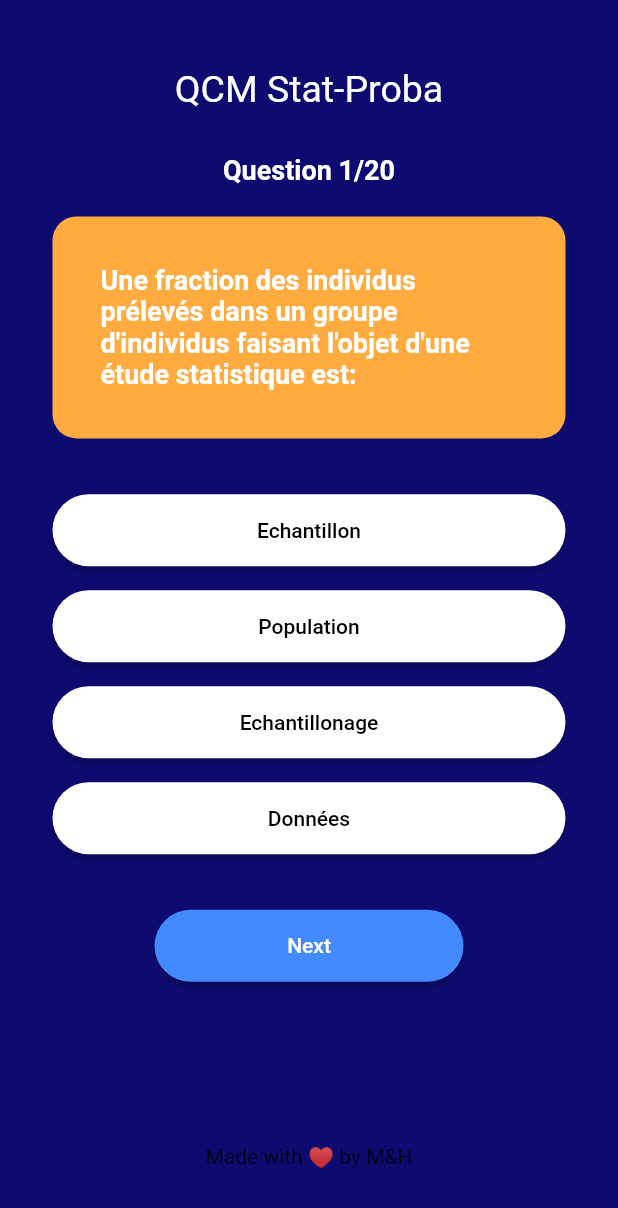
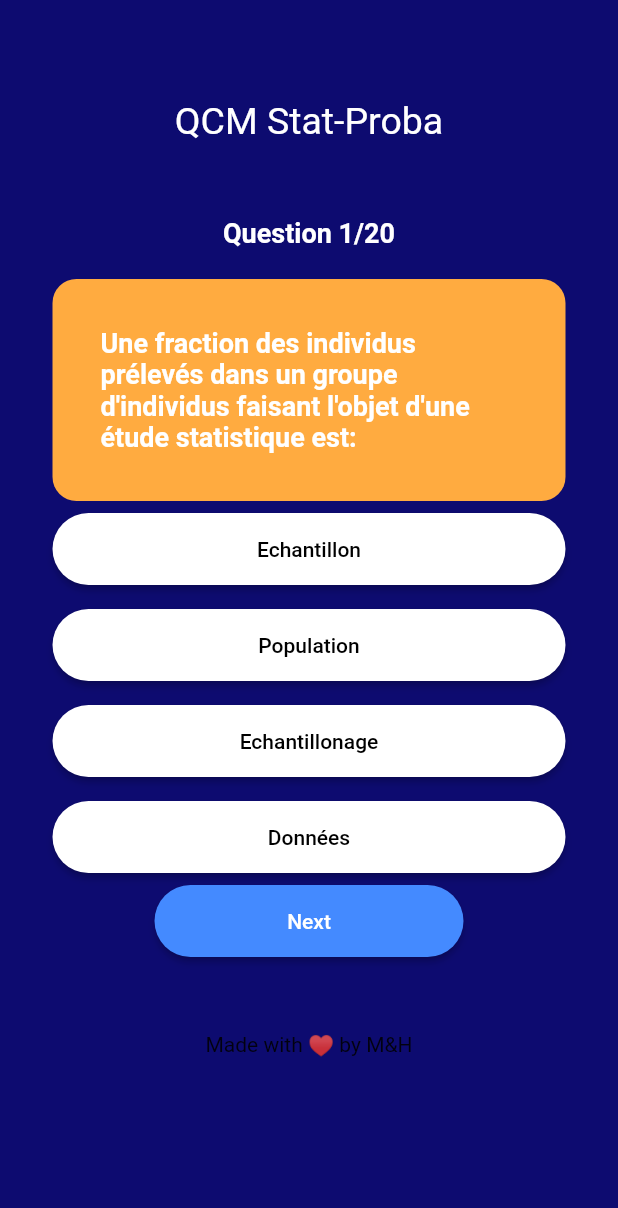
Before and after one commit to Bibou007/QCM-Reseau1, a Flutter app: the screen it shows after launch, on a phone screen of 412 x 824 dp. Shown: the top 1208 px of the screen. Run offline on Flutter 3.47's test engine with Material 2 defaults, Android fonts, the phone set to English and light mode, and no system bars.

Commit message:
VERSION 2 DU QUIZ DE STAT-PROBA

```diff
--- a/lib/question_model.dart
+++ b/lib/question_model.dart
@@ -35,27 +35,27 @@ List<Question> getQuestions(){
     list.add(
       Question("On considère un lot de dix machines à laver. Chaque machine a une probabilité de tomber en panne de 1%. Quelle est la loi de probabilité suivie par la variable aléatoire 'Nombre de machine en panne'? On considère qu'il y a indépendance entre les différentes machines.",
       [
-        Answers("Loi Binomiale ", false),
+        Answers("Loi Binomiale ", true),
         Answers("Loi de Poisson", false),
         Answers("Loi Normale ", false),
-        Answers("Loi de Bernouillie", true),
+        Answers("Loi de Bernouillie", false),
       ])
     );
   list.add(
     Question("Une machine produit des objets dont 3% sont de mauvaise qualité. Un client reçoit un lot de 400 objets. La variable F qui a chaque echantillon de 400 objets associe le pourcentage de defectueux suit approximativement:",
     [
-      Answers("Une loi binomiale", false),
       Answers("Une loi de poisson", false),
-      Answers("Une loi normale", true),
+      Answers("Une loi Binomiale", true),
+      Answers("Une loi normale", false),
       Answers("Une distribution d'échantillonage", false),
     ]));
     list.add(
-      Question(" Parmi les propriétés suivantes définissant une loi de Bernouilli, laquelle est fausse ",
+      Question(" Parmi les propriétés suivantes définissant une loi de Bernouillie, laquelle est fausse ",
       [
         Answers("La variable statistique ne peut prendre que deux valeurs", false),
-        Answers("La probabilité associée vaut soit 1 soit 0", false),
-        Answers("La variable statistique est discrète", true),
-        // Answers("", false),
+        Answers("La probabilité associée vaut soit 1 soit 0", true),
+        Answers("La variable statistique est discrète", false),
+
       ])
     );
 
@@ -63,9 +63,10 @@ List<Question> getQuestions(){
     list.add(
       Question("On donne P(B)=0.1;P(B/A)=0.4 et P(A)=0.2. Alors P(A/B) est égale à:",
       [
+
+        Answers("0.5", false),
         Answers("0.08", false),
-        Answers("0.8", false),
-        Answers("0.5", true),
+        Answers("0.8", true),
         Answers("0.4", false),
       ])
     );
@@ -82,7 +83,7 @@ List<Question> getQuestions(){
       Question("On lance cinq fois de suite une pièce de monnaie parfaitement équilibré. La probabilité d'avoir exactement trois fois la face pile est:",
       [
         Answers("1", false),
-        Answers("(1/5)^5", false),
+        Answers("(1/2)^5", false),
         Answers("(5/16)", true),
         // Answers("", false),
       ])
@@ -90,18 +91,19 @@ List<Question> getQuestions(){
     list.add(
       Question("X est une variable aléatoire qui suit la loi normale centré réduite alors p(2<=T<=2.24) est égale à:",
       [
+
         Answers("0.9772", false),
         Answers("0.025", false),
         Answers("0.0103", true),
-        // Answers("", false),
+
       ])
     );
     list.add(
       Question("X est une variable aléatoire qui suit la loi normale centré réduite alors p(-1.96<=T<=2) est égale à:",
       [
-        Answers("0.9522", false),
+        Answers("0.9522", true),
         Answers("1.952", false),
-        Answers("0.9652", true),
+        Answers("0.9652", false),
         // Answers("", false),
       ])
     );
@@ -118,8 +120,9 @@ List<Question> getQuestions(){
       Question("On lance un dé non pipé à six faces et on s'intéresse au succès 'Obtenir le numéro 5'. On lance 18 fois ce dé et on designe par X la variable aléatoire égale au nombre de 5 obtenu, alors l'écart-type de X est:",
       [
         Answers("√(5/6)", false),
+        Answers("√(5/2)", true),
         Answers("√(3)", false),
-        Answers("√(5/2)", true),
+
         // Answers("", false),
       ])
     );
@@ -137,8 +140,9 @@ List<Question> getQuestions(){
       [
         Answers("A est un évènement improbable", false),
         Answers("A est un évènement certain", false),
-        Answers("A est un évènement incertain", true),
-        Answers("A est un évènement nul", false),
+        Answers("A est un évènement nul", true),
+        Answers("A est un évènement incertain", false),
+
       ])
     );
     list.add(
@@ -153,9 +157,9 @@ List<Question> getQuestions(){
     list.add(
       Question("On lance simultanément 3 pièces de monnaie et on note A l’évènement : « on obtient au moins une fois « pile » ». L’évènement contraire est ",
       [
-        Answers("On n’obtient jamais 'pile'", false),
-        Answers(" On n’obtient que des 'faces'", false),
-        Answers(" On obtient au moins 2 fois 'pile'", true),
+        Answers("On n’obtient jamais 'pile'", true),
+        Answers(" On n’obtient que des 'faces'", true),
+        Answers(" On obtient au moins 2 fois 'pile'", false),
         // Answers("", false),
       ])
     );
@@ -182,7 +186,7 @@ List<Question> getQuestions(){
       Question("X est une variable aléatoire qui suit une loi binomiale de paramètres n et p. L’espérance mathématique E(X) de X est donnée par",
       [
         Answers("E(X ) = npq", false),
-        Answers("E(X ) = np", false),
+        Answers("E(X ) = np", true),
         // Answers("Discrète", true),
         // Answers("", false),
       ])
--- a/lib/quiz_screen.dart
+++ b/lib/quiz_screen.dart
@@ -23,13 +23,16 @@ class _QuizScreenState extends State<QuizScreen> {
       backgroundColor: Color.fromARGB(255, 13, 11, 112),
       body: Container(
         margin: EdgeInsets.symmetric(vertical: 16, horizontal: 35),
+        child: SingleChildScrollView(
           child: Column(
             mainAxisAlignment: MainAxisAlignment.spaceEvenly,
             children: [
+              SizedBox(height: 50.0,),
               Text(
                 "QCM Stat-Proba",
                 style: TextStyle(color: Colors.white, fontSize: 25),
               ),
+              SizedBox(height: 50.0,),
               _questionWidget(),
                _answerList(),
                _nextButton(),
@@ -37,6 +40,7 @@ class _QuizScreenState extends State<QuizScreen> {
                Text('Made with ♥ by M&H'),
               //  Text('Good luck', style: TextStyle(color: Colors.white,)),
             ],
+          ),
         ),
       ),
     );
@@ -147,13 +151,14 @@ class _QuizScreenState extends State<QuizScreen> {
     if(score>=questionList.length*0.6){
       isPassed=true;
     }
-    String title=isPassed?"Passed":"Failed";
+    String title=isPassed?"Bravoo!! ":"Essaie encore! ";
     return AlertDialog(
       title: Text(
         title+"|Score is $score",
       style: TextStyle(color:isPassed?Colors.green:Colors.redAccent),
       ),
-      content: ElevatedButton(child: const Text("Restart"),
+      content: ElevatedButton(child: const Text("Recommencer"),
+
       onPressed: (){
         Navigator.pop(context);
         setState((){
```
Lines whose indentation alone changed are shown as unchanged.
